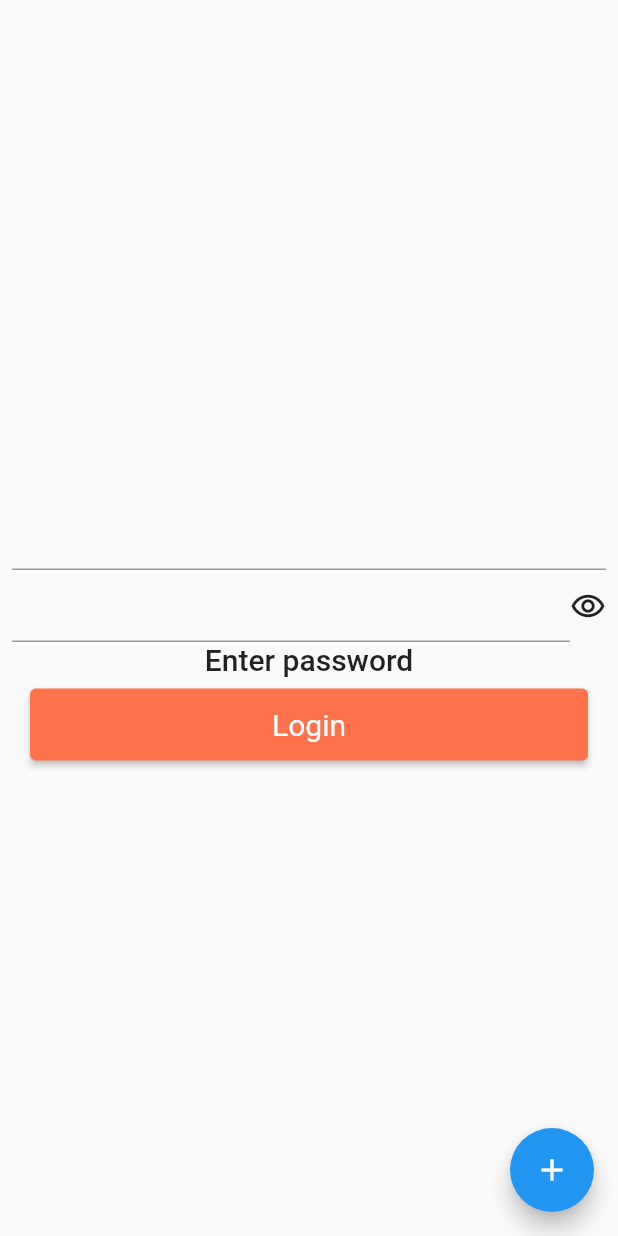
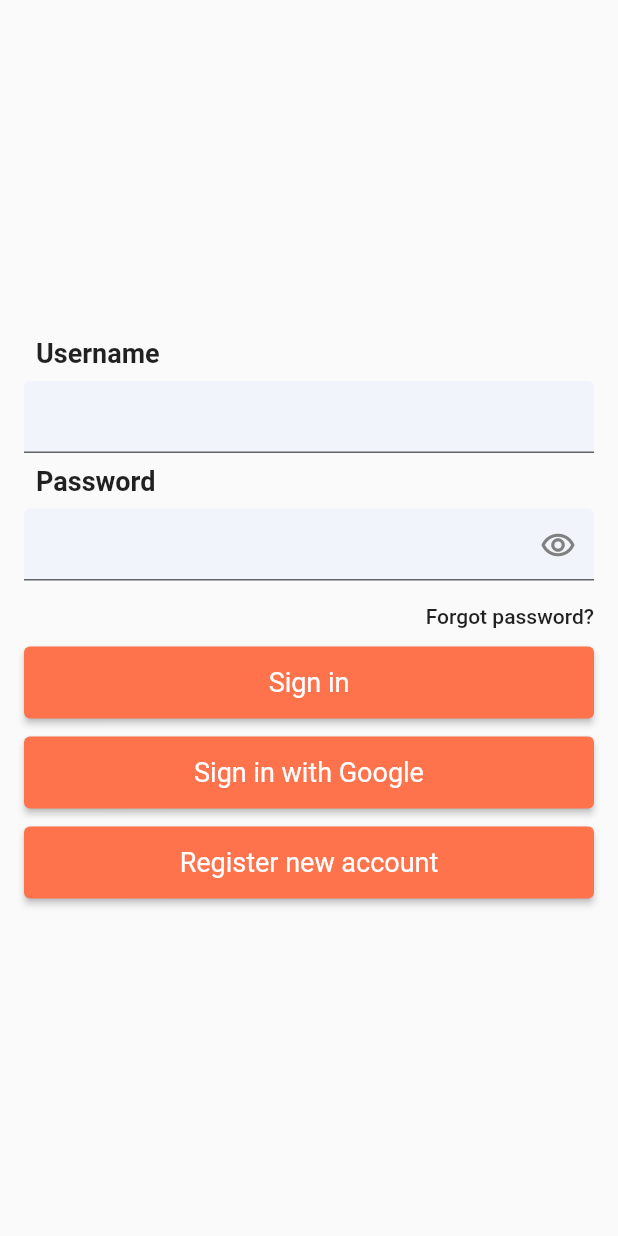
Before and after one commit to andpall/flutter-module-app, a Flutter app: the screen it shows after launch, on a phone screen of 412 x 824 dp. Run offline on Flutter 3.47's test engine with Material 2 defaults, Android fonts, the phone set to English and light mode, and no system bars; our stand-ins replace shared_preferences.

Commit message:
add theme

```diff
--- a/lib/src/components/textInput/textInput.dart
+++ b/lib/src/components/textInput/textInput.dart
@@ -1,12 +1,20 @@
 import 'package:flutter/material.dart';
 import 'package:flutter/src/foundation/key.dart';
 import 'package:flutter/src/widgets/framework.dart';
+import 'package:flutter_mod_app/src/constants/colors.dart';
 
 class TextInput extends StatefulWidget {
-  const TextInput({Key? key, this.onChange, this.passwordUsing = false})
+  const TextInput(
+      {Key? key,
+      this.onChange,
+      this.passwordUsing = false,
+      this.label = "",
+      this.placeholder = ""})
       : super(key: key);
 
   final Function? onChange;
+  final String placeholder;
+  final String label;
   final bool passwordUsing;
 
   @override
@@ -29,25 +37,43 @@ class _TextInputState extends State<TextInput> {
   @override
   Widget build(BuildContext context) {
     return Container(
-      padding: const EdgeInsets.only(left: 8, right: 8),
-      child: Row(
-        mainAxisSize: MainAxisSize.max,
-        crossAxisAlignment: CrossAxisAlignment.center,
+      padding: const EdgeInsets.only(left: 16, right: 16),
+      child: Column(
+        mainAxisSize: MainAxisSize.min,
+        crossAxisAlignment: CrossAxisAlignment.stretch,
         children: [
-          Expanded(
-              child: TextField(
+          Container(
+            padding: const EdgeInsets.all(8),
+            child: Text(
+              widget.label,
+              style: const TextStyle(fontSize: 18, fontWeight: FontWeight.bold),
+              textAlign: TextAlign.left,
+            ),
+          ),
+          TextField(
             obscureText: widget.passwordUsing && _isVisisble,
             enableSuggestions: false,
             autocorrect: false,
+            cursorColor: mainColor,
             onChanged: _onChange,
-          )),
-          widget.passwordUsing
-              ? GestureDetector(
-                  onTap: _onPressedVisible,
-                  child: Icon(_isVisisble
-                      ? Icons.remove_red_eye
-                      : Icons.remove_red_eye_outlined))
-              : Container(),
+            decoration: InputDecoration(
+                fillColor: const Color.fromRGBO(224, 231, 255, 0.3),
+                filled: true,
+                hintText: widget.placeholder,
+                suffixIcon: widget.passwordUsing
+                    ? GestureDetector(
+                        onTap: _onPressedVisible,
+                        child: Icon(
+                          _isVisisble
+                              ? Icons.remove_red_eye
+                              : Icons.remove_red_eye_outlined,
+                          color: _isVisisble ? disabledBtn : disabledBtn,
+                        ))
+                    : null,
+                border: const UnderlineInputBorder(),
+                focusedBorder: const UnderlineInputBorder(
+                    borderSide: BorderSide(color: mainColor))),
+          ),
         ],
       ),
     );
--- a/lib/src/constants/colors.dart
+++ b/lib/src/constants/colors.dart
@@ -2,3 +2,5 @@ import 'package:flutter/rendering.dart';
 
 const Color mainColor = Color(0xfffe734c);
 const Color lightBackground = Color(0xffffffff);
+const Color disabledBtn = Color(0xff808080);
+//Color.fromARGB(30, 224, 231, 255)
--- a/lib/src/constants/theme.dart
+++ b/lib/src/constants/theme.dart
@@ -1,6 +1,56 @@
 import 'package:flutter/material.dart';
+import 'package:shared_preferences/shared_preferences.dart';
+import 'package:flutter_mod_app/src/constants/colors.dart';
+
+class ThemePreference {
+  static const THEME_STATUS = "THEME_STATUS";
+
+  setDarkTheme(bool value) async {
+    SharedPreferences prefs = await SharedPreferences.getInstance();
+    prefs.setBool(THEME_STATUS, value);
+  }
+
+  Future<bool> getTheme() async {
+    SharedPreferences prefs = await SharedPreferences.getInstance();
+    return prefs.getBool(THEME_STATUS) ?? false;
+  }
+}
+
+class ThemeProvider with ChangeNotifier {
+  ThemePreference darkThemePreference = ThemePreference();
+  bool _darkmode = false;
+
+  ThemeProvider(bool isDarkTheme) {
+    _darkmode = isDarkTheme;
+  }
+
+  bool get getDarkMode => _darkmode;
+
+  void setDarkThemeMode(bool data) {
+    _darkmode = data;
+    darkThemePreference.setDarkTheme(data);
+    notifyListeners();
+  }
+
+  void switchThemeMode() {
+    _darkmode = !_darkmode;
+    darkThemePreference.setDarkTheme(_darkmode);
+    notifyListeners();
+  }
+}
 
 ThemeData lightTheme = ThemeData(
-  brightness: Brightness.light,
-  primarySwatch: Colors.blue,
-);
+    brightness: Brightness.light,
+    backgroundColor: const Color(0xfff6f6f6),
+    primaryColor: mainColor,
+    primarySwatch: Colors.blue,
+    inputDecorationTheme: const InputDecorationTheme(
+        fillColor: Color.fromRGBO(224, 231, 255, 0.3), filled: true));
+
+ThemeData darkTheme = ThemeData(
+    brightness: Brightness.dark,
+    backgroundColor: const Color(0x00000000),
+    primaryColor: mainColor,
+    primarySwatch: Colors.blue,
+    inputDecorationTheme: const InputDecorationTheme(
+        fillColor: Color.fromRGBO(224, 231, 255, 0.3), filled: true));
--- a/lib/src/screens/auth/authScreen.dart
+++ b/lib/src/screens/auth/authScreen.dart
@@ -23,10 +23,6 @@ class _AuthScreenState extends State<AuthScreen> {
   String _username = "";
   String _password = "";
 
-  void _incrementCounter() {
-    print("Plus");
-  }
-
   void _setUsername(String value) {
     setState(() {
       _username = value;
@@ -44,50 +40,84 @@ class _AuthScreenState extends State<AuthScreen> {
         arguments: AuthData(password: _password, username: _username));
   }
 
+  void _onPressRegister() {}
+
+  void _onPressSignWithGoogle() {}
+
+  void _onPressForgotPassword() {}
+
   @override
   Widget build(BuildContext context) {
-    double width = MediaQuery.of(context).size.width;
-
     return Scaffold(
       body: Center(
         child: Column(
           mainAxisAlignment: MainAxisAlignment.center,
           children: <Widget>[
-            Text(
-              _username,
-              style: Theme.of(context).textTheme.headline6,
-            ),
             TextInput(
+              label: "Username",
               onChange: _setUsername,
             ),
             TextInput(
+              label: "Password",
               onChange: _setPassword,
               passwordUsing: true,
             ),
-            Text(
-              'Enter password',
-              style: Theme.of(context).textTheme.headline6,
+            Container(
+              width: MediaQuery.of(context).size.width,
+              padding: const EdgeInsets.only(top: 16, bottom: 8, right: 16),
+              child: GestureDetector(
+                  onTap: _onPressForgotPassword,
+                  child: Text("Forgot password?",
+                      textAlign: TextAlign.right,
+                      style: Theme.of(context).textTheme.button)),
             ),
-            Container(
-              padding: const EdgeInsets.only(top: 8, bottom: 8),
-              child: ElevatedButton(
-                  style: ButtonStyle(
-                      backgroundColor: MaterialStateProperty.all(mainColor),
-                      fixedSize:
-                          MaterialStateProperty.all(Size(width - 40, 48)),
-                      textStyle: MaterialStateProperty.all(
-                          const TextStyle(fontSize: 20))),
-                  onPressed: _onPressLogin,
-                  child: const Text("Login")),
-            )
+            _Button(
+                onPressed: _onPressLogin,
+                child: const Text(
+                  "Sign in",
+                  style: TextStyle(fontSize: 18),
+                )),
+            _Button(
+                onPressed: _onPressSignWithGoogle,
+                child: const Text(
+                  "Sign in with Google",
+                  style: TextStyle(fontSize: 18),
+                )),
+            _Button(
+                onPressed: _onPressRegister,
+                child: const Text(
+                  "Register new account",
+                  style: TextStyle(fontSize: 18),
+                )),
           ],
         ),
-      ),
-      floatingActionButton: FloatingActionButton(
-        onPressed: _incrementCounter,
-        tooltip: 'Increment',
-        child: const Icon(Icons.add),
       ),
     );
   }
 }
+
+class _Button extends StatelessWidget {
+  const _Button({Key? key, this.onPressed, this.child}) : super(key: key);
+  final Function()? onPressed;
+  final Widget? child;
+
+  @override
+  Widget build(BuildContext context) {
+    double width = MediaQuery.of(context).size.width;
+    return Container(
+        padding: const EdgeInsets.only(top: 4, bottom: 8, left: 16, right: 16),
+        child: Column(
+          crossAxisAlignment: CrossAxisAlignment.stretch,
+          children: [
+            ElevatedButton(
+                style: ButtonStyle(
+                    backgroundColor: MaterialStateProperty.all(mainColor),
+                    fixedSize: MaterialStateProperty.all(Size(width - 40, 48)),
+                    textStyle: MaterialStateProperty.all(
+                        const TextStyle(fontSize: 20))),
+                onPressed: onPressed,
+                child: child),
+          ],
+        ));
+  }
+}
--- a/pubspec.yaml
+++ b/pubspec.yaml
@@ -34,6 +34,8 @@ dependencies:
   # The following adds the Cupertino Icons font to your application.
   # Use with the CupertinoIcons class for iOS style icons.
   cupertino_icons: ^1.0.2
+  shared_preferences: ^2.0.15
+  provider: ^6.0.3
 
 dev_dependencies:
   flutter_test:
```
Also changed, not shown: lib/main.dart (+22 -6 lines), lib/src/screens/home/homeScreen.dart (+12 -1 lines), pubspec.lock, 1 other file.
